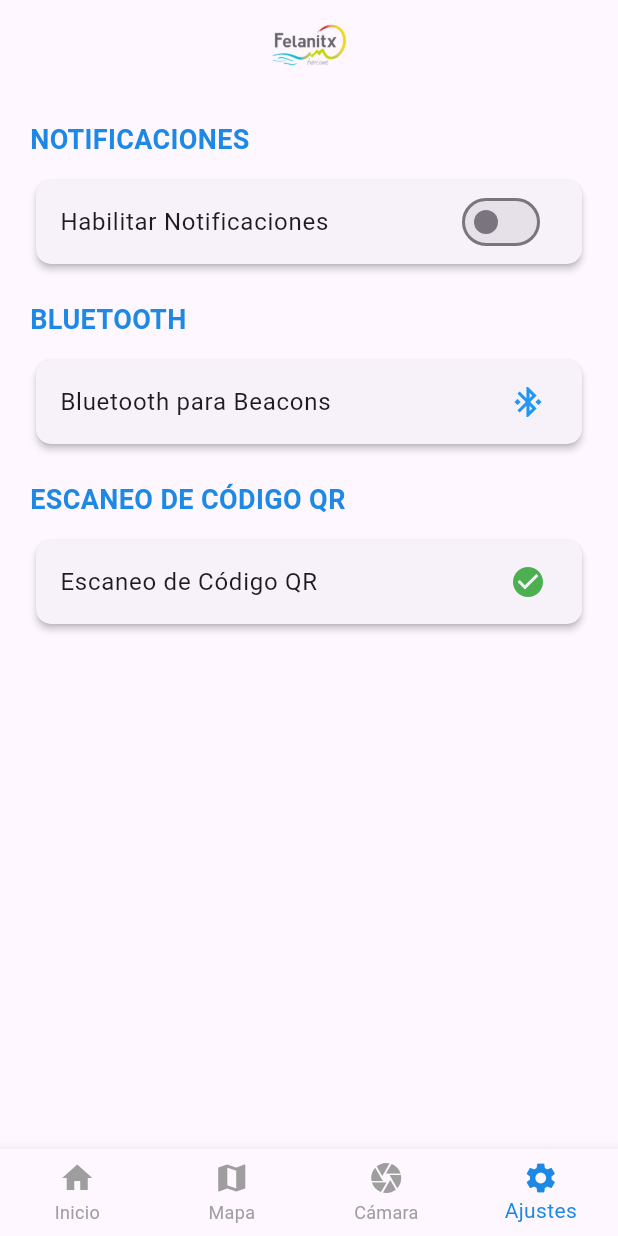
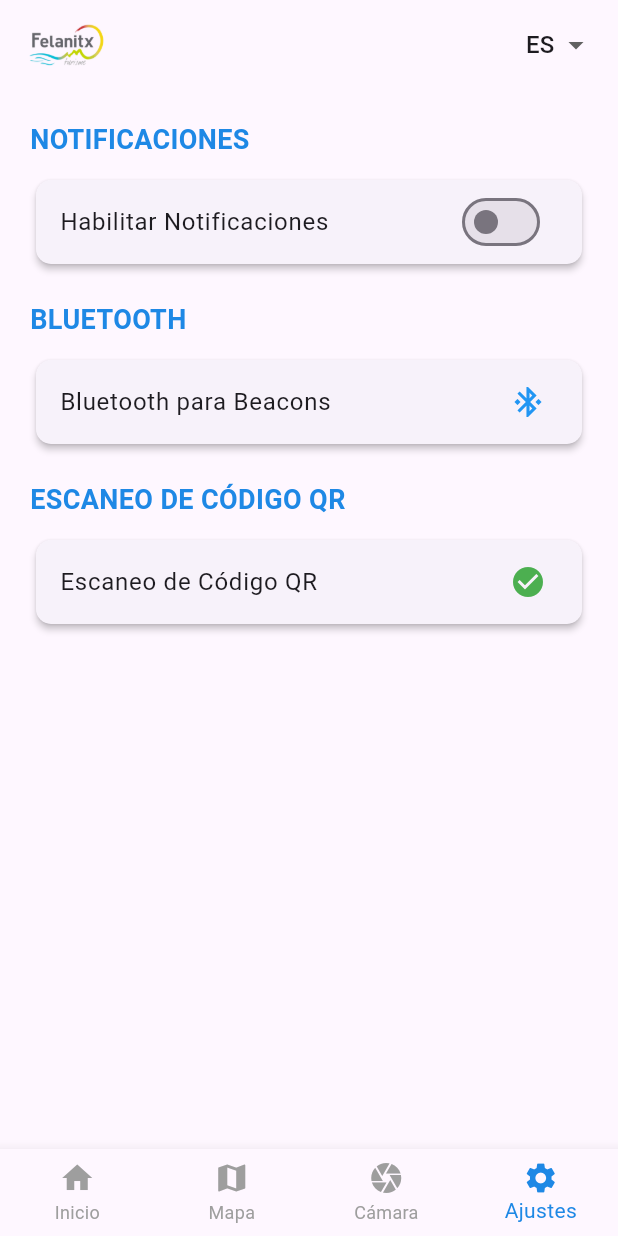
Before and after one commit to Marclopez11/TestQRFlutter, a Flutter app: the screen it shows after launch, item 4 of the bottom bar chosen, on a phone screen of 412 x 824 dp. Run offline on Flutter 3.47's test engine with Material 3 defaults, Android fonts, the phone set to English and light mode, and no system bars; our stand-ins replace carousel_slider, flutter_blue_plus, flutter_map, font_awesome_flutter, latlong2, permission_handler and 3 more; missing offline and left inert: flutter_map_marker_popup, qr_code_scanner; network calls fail.

Commit message:
idiomas pero no fnciona

```diff
--- a/lib/widgets/header.dart
+++ b/lib/widgets/header.dart
@@ -1,7 +1,9 @@
 import 'package:flutter/material.dart';
 
 class Header extends StatelessWidget {
-  const Header({Key? key}) : super(key: key);
+  final bool showLanguageDropdown;
+
+  const Header({Key? key, this.showLanguageDropdown = true}) : super(key: key);
 
   @override
   Widget build(BuildContext context) {
@@ -9,12 +11,50 @@ class Header extends StatelessWidget {
       height: 60,
       color: Theme.of(context).scaffoldBackgroundColor,
       padding: EdgeInsets.symmetric(horizontal: 16),
-      child: Center(
-        child: Image.asset(
-          'assets/images/logo_felanitx.png',
-          height: 40,
-        ),
+      child: Row(
+        mainAxisAlignment: MainAxisAlignment.spaceBetween,
+        children: [
+          Image.asset(
+            'assets/images/logo_felanitx.png',
+            height: 40,
+          ),
+          if (showLanguageDropdown)
+            LanguageDropdown(), // Utiliza el widget LanguageDropdown
+          if (!showLanguageDropdown)
+            Spacer(), // Añade un espacio flexible a la derecha si no se muestra el dropdown
+        ],
       ),
     );
   }
 }
+
+class LanguageDropdown extends StatefulWidget {
+  const LanguageDropdown({Key? key}) : super(key: key);
+
+  @override
+  _LanguageDropdownState createState() => _LanguageDropdownState();
+}
+
+class _LanguageDropdownState extends State<LanguageDropdown> {
+  String _selectedLanguage = 'ES';
+
+  @override
+  Widget build(BuildContext context) {
+    return DropdownButton<String>(
+      value: _selectedLanguage,
+      onChanged: (String? newValue) {
+        setState(() {
+          _selectedLanguage = newValue!;
+        });
+      },
+      items: <String>['ES', 'EN', 'CA', 'DE', 'FR'].map((String value) {
+        return DropdownMenuItem<String>(
+          value: value,
+          child: Text(value),
+        );
+      }).toList(),
+      underline: Container(),
+      icon: Icon(Icons.arrow_drop_down),
+    );
+  }
+}
```
